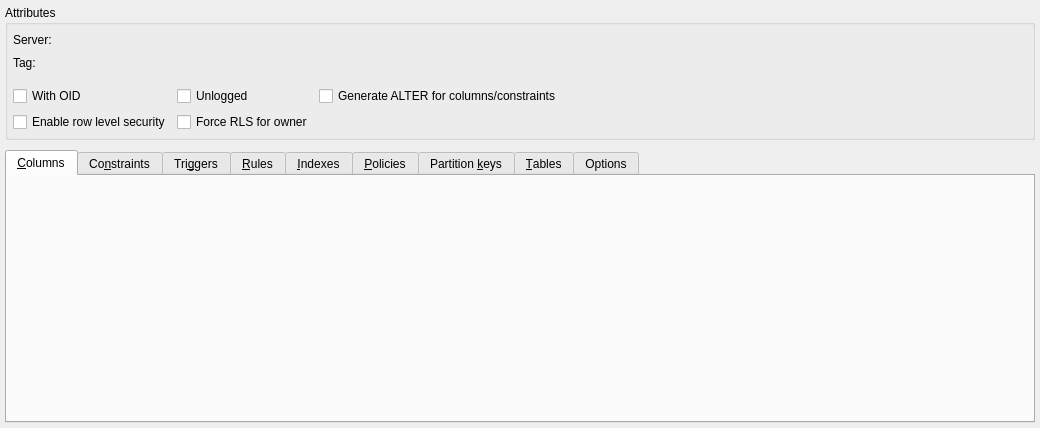
This is libs/libgui/ui/dbobjects/tablewidget.ui in pgmodeler/pgmodeler as Qt 5 draws it before an edit. The edited form follows.
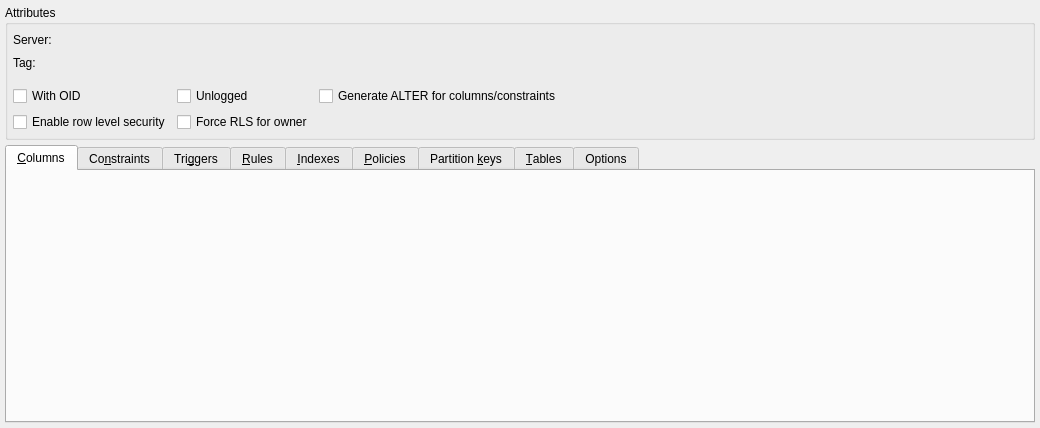
This is the edited form.

Patch:
```diff
--- a/libs/libgui/ui/dbobjects/tablewidget.ui
+++ b/libs/libgui/ui/dbobjects/tablewidget.ui
@@ -30,7 +30,7 @@
     <number>5</number>
    </property>
    <property name="spacing">
-    <number>10</number>
+    <number>5</number>
    </property>
    <item row="1" column="0" colspan="2">
     <widget class="QGroupBox" name="attributes_gb">
```
